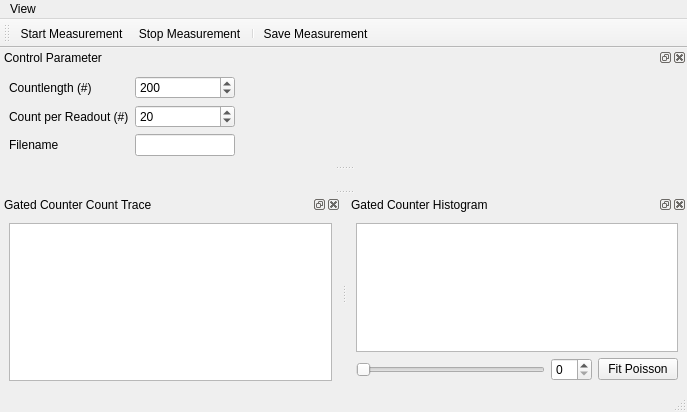
Before: the Qt Designer form gui/gated_counter/ui_gated_counter_gui.ui in Ulm-IQO/qudi, drawn with Qt 5.
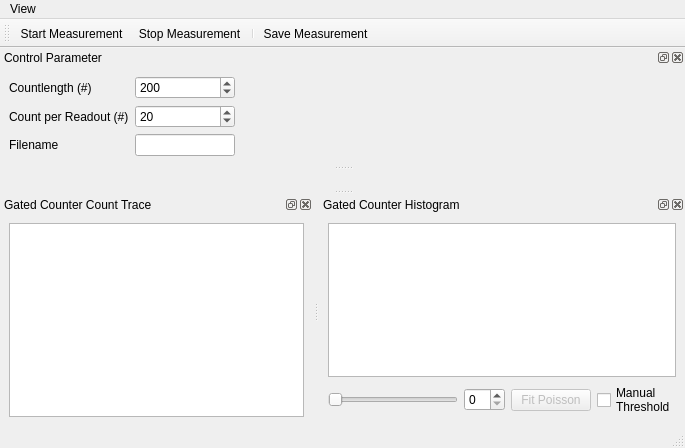
After: the same form once the commit is applied. Icons and pictures are not drawn. Custom widgets are drawn as their Qt base class.

Commit message: Improve the gated counter GUI. Now a proper histogram plot is possible. Connect the trace_analysis and counter_logic to the GUI. All simple display and histogram statistics are implemented.

Diff of the .ui file:
```diff
--- a/gui/gated_counter/ui_gated_counter_gui.ui
+++ b/gui/gated_counter/ui_gated_counter_gui.ui
@@ -6,8 +6,8 @@
    <rect>
     <x>0</x>
     <y>0</y>
-    <width>687</width>
-    <height>412</height>
+    <width>685</width>
+    <height>448</height>
    </rect>
   </property>
   <property name="windowTitle">
@@ -21,7 +21,7 @@
     <rect>
      <x>0</x>
      <y>0</y>
-     <width>687</width>
+     <width>685</width>
      <height>21</height>
     </rect>
    </property>
@@ -115,13 +115,24 @@
         </widget>
        </item>
        <item row="1" column="2">
-        <widget class="QPushButton" name="pushButton">
+        <widget class="QPushButton" name="fit_poisson_PushButton">
+         <property name="enabled">
+          <bool>false</bool>
+         </property>
          <property name="text">
           <string>Fit Poisson</string>
          </property>
         </widget>
        </item>
-       <item row="0" column="0" colspan="3">
+       <item row="1" column="3">
+        <widget class="QCheckBox" name="checkBox">
+         <property name="text">
+          <string>Manual
+Threshold</string>
+         </property>
+        </widget>
+       </item>
+       <item row="0" column="0" colspan="4">
         <widget class="PlotWidget" name="histogram_PlotWidget">
          <property name="sizePolicy">
           <sizepolicy hsizetype="Expanding" vsizetype="Preferred">
```
Left out of the diff: 4 changed lines with no effect on the pictures. The commit also changes 1 other file.
